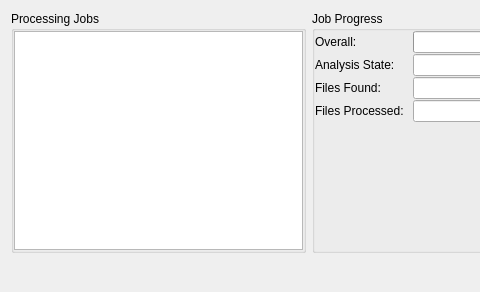
Old version of the form main/progresswindow.ui in the repository pjrinaldi/wombatforensics; both pictures show x 0 to 480 and y 0 to 292 of the 919 by 292 pixel window.
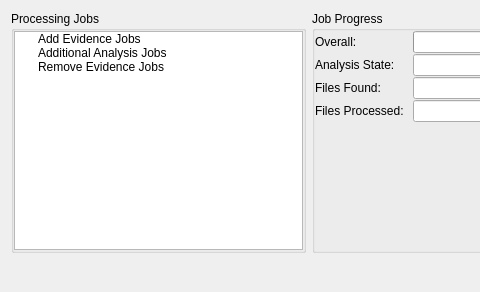
New version of the form.

Commit message: working on populating progresswindow when add evidence.  then i need to update progress window when load case w/ historical information

```diff
--- a/main/progresswindow.ui
+++ b/main/progresswindow.ui
@@ -35,10 +35,36 @@
          <number>0</number>
         </property>
         <item>
-         <widget class="QTreeView" name="analysisTreeView">
+         <widget class="QTreeWidget" name="analysisTreeWidget">
+          <property name="editTriggers">
+           <set>QAbstractItemView::NoEditTriggers</set>
+          </property>
+          <property name="showDropIndicator" stdset="0">
+           <bool>false</bool>
+          </property>
           <attribute name="headerVisible">
            <bool>false</bool>
           </attribute>
+          <column>
+           <property name="text">
+            <string>1</string>
+           </property>
+          </column>
+          <item>
+           <property name="text">
+            <string>Add Evidence Jobs</string>
+           </property>
+          </item>
+          <item>
+           <property name="text">
+            <string>Additional Analysis Jobs</string>
+           </property>
+          </item>
+          <item>
+           <property name="text">
+            <string>Remove Evidence Jobs</string>
+           </property>
+          </item>
          </widget>
         </item>
        </layout>
```
The commit also changes 3 other files.
